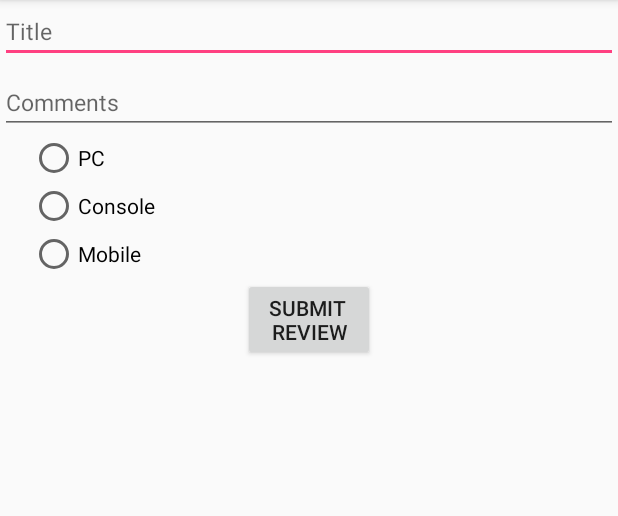
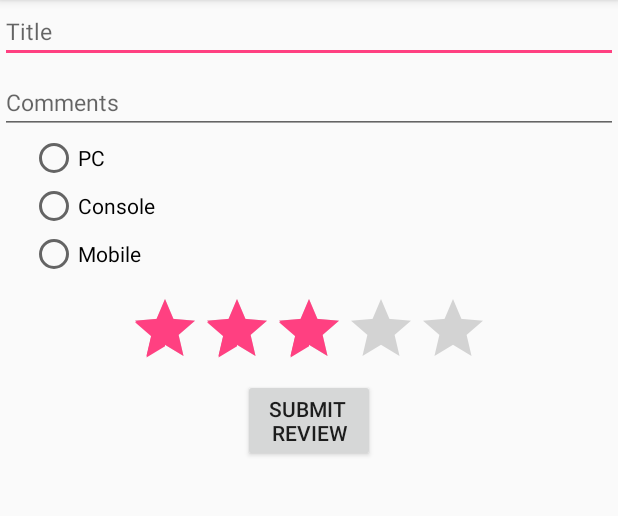
Before and after one commit to schilderp/App_Dev_Homework, an Android app: the screen it shows after launch (MainActivity), after a tap on an icon or button, on a phone screen of 412 x 824 dp, the part 84-600 px from its top. Run offline under Robolectric (Android 15) with nearby library versions, the phone set to English and light mode, and no system bars; 1 statement that could not run was skipped.

Commit message:
HW03 Done
working

```diff
--- a/GameRating/app/src/main/java/edu/lewisu/cs/peterschilder/gamerating/MainActivity.java
+++ b/GameRating/app/src/main/java/edu/lewisu/cs/peterschilder/gamerating/MainActivity.java
@@ -1,11 +1,14 @@
 package edu.lewisu.cs.peterschilder.gamerating;
 
+import android.content.Context;
 import android.os.Bundle;
 import android.support.v7.app.AppCompatActivity;
 import android.view.View;
 import android.widget.Button;
 import android.widget.EditText;
 import android.widget.RadioButton;
+import android.widget.RadioGroup;
+import android.widget.RatingBar;
 import android.widget.Toast;
 
 public class MainActivity extends AppCompatActivity {
@@ -14,6 +17,9 @@ public class MainActivity extends AppCompatActivity {
     private EditText title;
     private EditText comments;
     private Button submitButton;
+    private RadioGroup radioG;
+    private RadioButton radioB;
+    private RatingBar ratingBar;
 
 
     @Override
@@ -24,6 +30,8 @@ public class MainActivity extends AppCompatActivity {
         title = (EditText) findViewById(R.id.editTitle);
         comments = (EditText) findViewById(R.id.editComments);
         submitButton = (Button) findViewById(R.id.submit_button);
+        radioG = (RadioGroup)findViewById(R.id.platform);
+        ratingBar = (RatingBar)findViewById(R.id.ratingBar);
         ClickListener clickListener = new ClickListener();
         submitButton.setOnClickListener(clickListener);
 
@@ -32,25 +40,22 @@ public class MainActivity extends AppCompatActivity {
     private class ClickListener implements View.OnClickListener{
         @Override
         public void onClick(View v) {
-            String text ="";
-            //RadioButton b = (RadioButton)v;
+            int rb = radioG.getCheckedRadioButtonId();
+            radioB = (RadioButton)findViewById(rb);
+            String text ="Game: ";
             text += title.getText().toString();
-            text += "\n";
+            text += "\nComments: ";
             text += comments.getText().toString();
-            text += "\n";
+            text += "\nPlatform: ";
+            text += radioB.getText().toString();
+            text += "\nRating: ";
+            text += ratingBar.getRating() + " stars";
 
-            Toast.makeText(getApplicationContext(), text, Toast.LENGTH_SHORT).show();
-            //text += b.getText().toString();
-            //Toast.makeText(getBaseContext(), text,Toast.LENGTH_SHORT).show();
+            Context context = getApplicationContext();
+            Toast.makeText(context, text, Toast.LENGTH_SHORT).show();
+
 
         }
     }
 
-    public void radioHandler(View v){
-        RadioButton b = (RadioButton)v;
-        String text = ((RadioButton)v).getText().toString();
-        Toast.makeText(getBaseContext(), text,Toast.LENGTH_SHORT).show();
-    }
-
-
 }
--- a/GameRating/app/src/main/res/layout/activity_main.xml
+++ b/GameRating/app/src/main/res/layout/activity_main.xml
@@ -30,6 +30,7 @@
         />
 
     <RadioGroup
+        android:id="@+id/platform"
         android:layout_width="wrap_content"
         android:layout_height="wrap_content"
         android:orientation="vertical"
@@ -59,6 +60,16 @@
             android:checked="false" />
     </RadioGroup>
 
+    <RatingBar
+        android:layout_width="wrap_content"
+        android:layout_height="wrap_content"
+        android:id="@+id/ratingBar"
+        android:layout_gravity="center_horizontal"
+        android:numStars="5"
+        android:rating="3"
+        android:layout_marginTop="10dp"
+        />
+
     <Button
         android:layout_width="wrap_content"
         android:layout_height="wrap_content"
```
